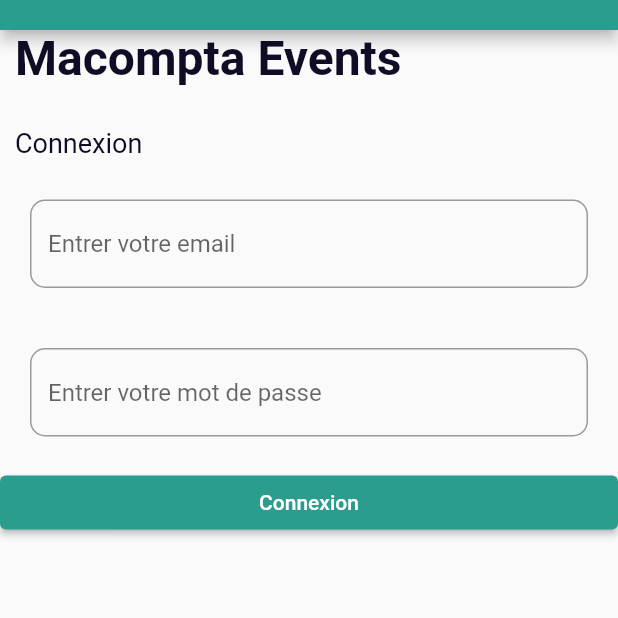
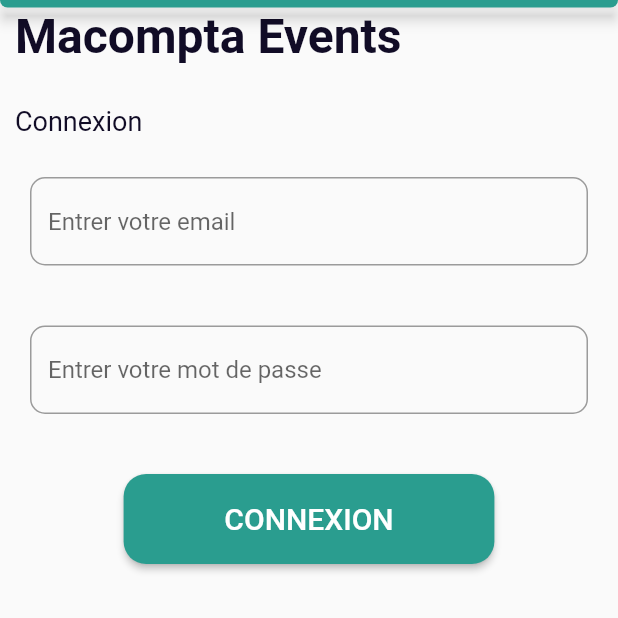
Before and after one commit to shoqapikpros/oui, a Flutter app: the screen it shows after launch, on a phone screen of 412 x 824 dp, the top half of it. Run offline on Flutter 3.47's test engine with Material 2 defaults, Android fonts, the phone set to English and light mode, and no system bars; our stand-ins replace dio.

Commit message:
adding style

```diff
--- a/lib/RDS/connexion.dart
+++ b/lib/RDS/connexion.dart
@@ -5,7 +5,7 @@ import 'package:dio/dio.dart';
 final dio = Dio();
 
 void getHttp() async {
-  Response response;
-  response = await dio.get('https://pokeapi.co/api/v2/pokemon/ditto');
-  print(response);
+//  Response response;
+//  response = await dio.get('https://pokeapi.co/api/v2/pokemon/ditto');
+  print('un appel comme les autres');
 }
--- a/lib/main.dart
+++ b/lib/main.dart
@@ -12,7 +12,8 @@ class MainApp extends StatelessWidget {
   Widget build(BuildContext context) {
     return const MaterialApp(
         debugShowCheckedModeBanner: false,
-        home: PageConnexion()
+        home: PageConnexion(),
+
       );
   }
 }
--- a/lib/pageConnexion.dart
+++ b/lib/pageConnexion.dart
@@ -46,14 +46,27 @@ class PageConnexion extends StatelessWidget {
     );
 
     Widget buttonConnexion = Container(
+      height: 100,
+      child: FractionallySizedBox(
+          widthFactor: 0.6,
+          heightFactor: 0.6,
           child: ElevatedButton(
             style: ButtonStyle(
-          backgroundColor: MaterialStateProperty.all(Color(0xff2A9D8F))),
-      child: const Text('Connexion'),
+                backgroundColor: MaterialStateProperty.all(Color(0xff2A9D8F)),
+                shape: MaterialStateProperty.all<RoundedRectangleBorder>(
+                  RoundedRectangleBorder(
+                    borderRadius: BorderRadius.circular(15.0),
+                  ),
+                )),
+            child: const Text(
+              'CONNEXION',
+              style: TextStyle(fontSize: 20),
+            ),
             onPressed: () {
               getHttp();
             },
-    ));
+          )),
+    );
 
     Widget mdpTextField = Container(
       padding: const EdgeInsets.all(20),
@@ -73,9 +86,15 @@ class PageConnexion extends StatelessWidget {
     return MaterialApp(
       debugShowCheckedModeBanner: false,
       home: Scaffold(
-          appBar: AppBar(
+          appBar: PreferredSize(
+            preferredSize: const Size.fromHeight(5.0),
+            child: AppBar(
               backgroundColor: const Color(0xff2A9D8F),
               toolbarHeight: 20,
+              shape: const RoundedRectangleBorder(
+                  borderRadius:
+                      BorderRadius.vertical(bottom: Radius.circular(40))),
+            ),
           ), // AppBar
           body: ListView(
             children: [
```
Lines whose indentation alone changed are shown as unchanged.
